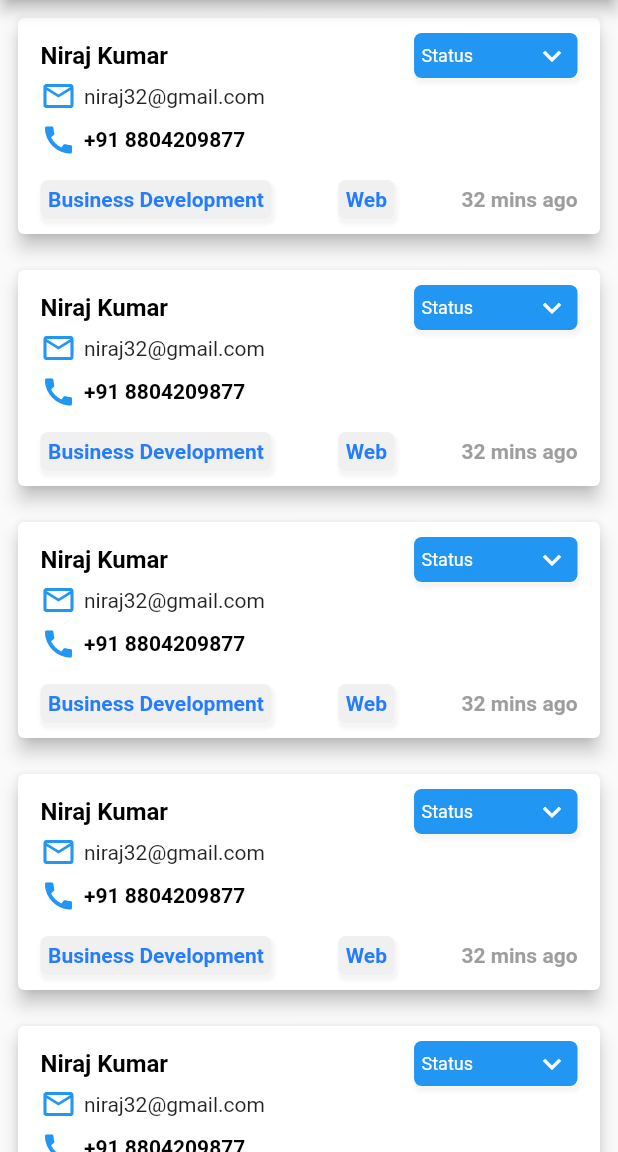
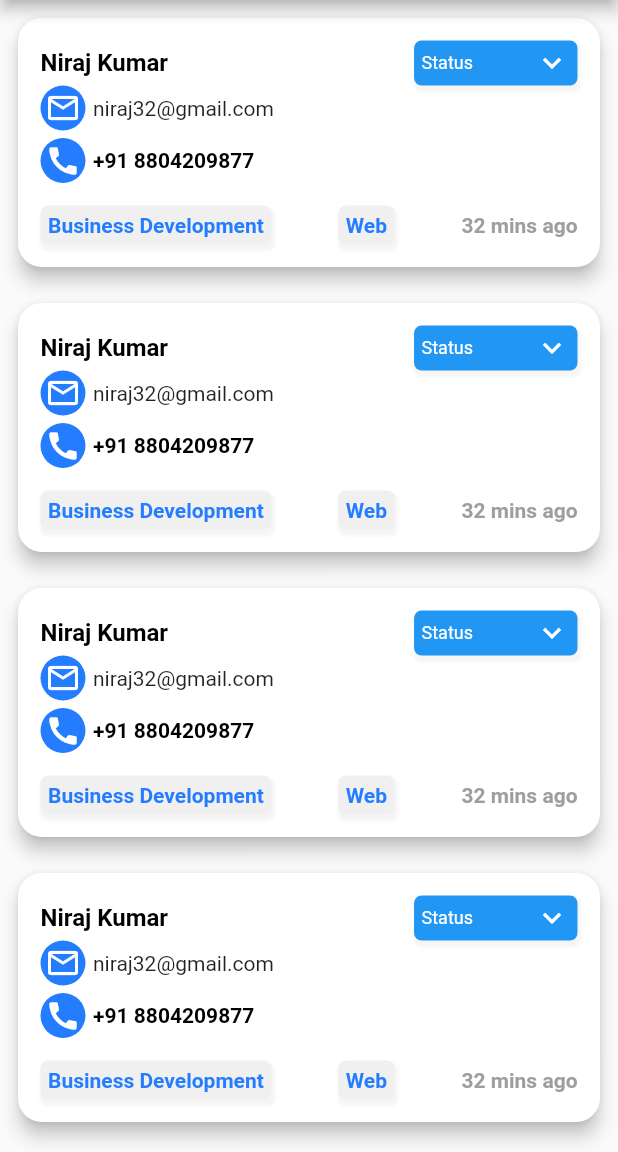
Before and after one commit to Hemant301/cybertize_admin, a Flutter app: the AllEnquiry screen opened by its route, on a phone screen of 412 x 824 dp, the part 84-1236 px from its top. Run offline on Flutter 3.47's test engine with Material 2 defaults, Android fonts, the phone set to English and light mode, and no system bars.

Commit message:
logo change

```diff
--- a/lib/add_enquary.dart
+++ b/lib/add_enquary.dart
@@ -56,6 +56,10 @@ class AddEnquiry extends StatelessWidget {
                 (index) => Padding(
                       padding: const EdgeInsets.all(8.0),
                       child: Card(
+                          shape: RoundedRectangleBorder(
+                            borderRadius: BorderRadius.circular(16),
+                            //set border radius more than 50% of height and width to make circle
+                          ),
                           elevation: 5,
                           child: Padding(
                             padding: const EdgeInsets.symmetric(
@@ -324,7 +328,7 @@ class AddEnquiry extends StatelessWidget {
                                   width: MediaQuery.of(context).size.width,
                                   padding:
                                       const EdgeInsets.symmetric(horizontal: 5),
-                                  height: 30,
+                                  height: 39,
                                   // width: 60,
                                   decoration: BoxDecoration(
                                     borderRadius: BorderRadius.circular(5),
@@ -343,7 +347,7 @@ class AddEnquiry extends StatelessWidget {
                                   ),
                                   child: const Center(
                                     child: Text(
-                                      "Business Development",
+                                      "Save",
                                       style: TextStyle(
                                         fontSize: 14,
                                         color: Colors.white,
--- a/lib/all_enquies.dart
+++ b/lib/all_enquies.dart
@@ -65,10 +65,14 @@ class AllEnquiry extends StatelessWidget {
                 (index) => Padding(
                       padding: const EdgeInsets.all(8.0),
                       child: Card(
+                          shape: RoundedRectangleBorder(
+                            borderRadius: BorderRadius.circular(16),
+                            //set border radius more than 50% of height and width to make circle
+                          ),
                           elevation: 5,
                           child: Padding(
                             padding: const EdgeInsets.symmetric(
-                                horizontal: 15, vertical: 10),
+                                horizontal: 15, vertical: 15),
                             child: Column(children: [
                               Row(
                                 mainAxisAlignment:
@@ -135,9 +139,13 @@ class AllEnquiry extends StatelessWidget {
                               // ),
                               Row(
                                 children: const [
-                                  Icon(
-                                    Icons.email_outlined,
-                                    color: Colors.blue,
+                                  CircleAvatar(
+                                    radius: 15,
+                                    backgroundColor: Color(0xff247CFF),
+                                    child: Icon(
+                                      Icons.email_outlined,
+                                      color: Colors.white,
+                                    ),
                                   ),
                                   SizedBox(
                                     width: 5,
@@ -150,9 +158,13 @@ class AllEnquiry extends StatelessWidget {
                               ),
                               Row(
                                 children: const [
-                                  Icon(
-                                    Icons.call,
-                                    color: Colors.blue,
+                                  CircleAvatar(
+                                    radius: 15,
+                                    backgroundColor: Color(0xff247CFF),
+                                    child: Icon(
+                                      Icons.call,
+                                      color: Colors.white,
+                                    ),
                                   ),
                                   SizedBox(
                                     width: 5,
```
